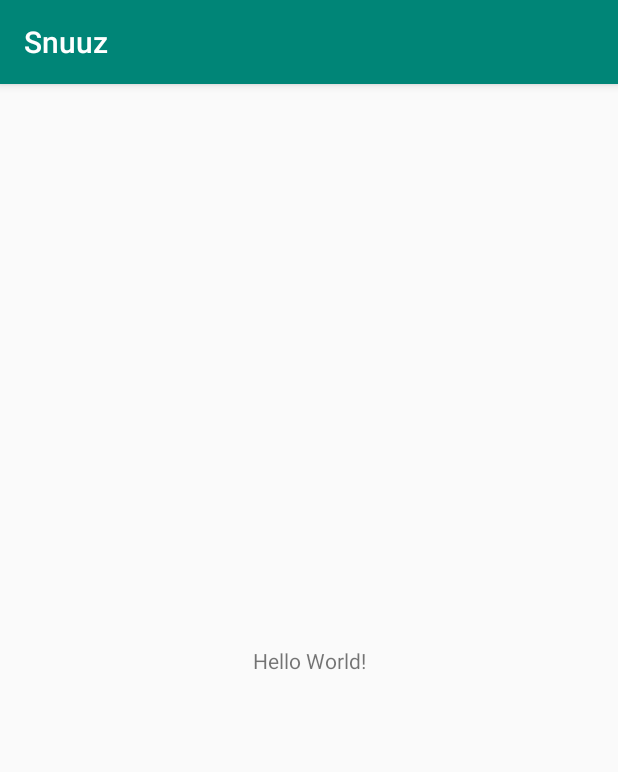
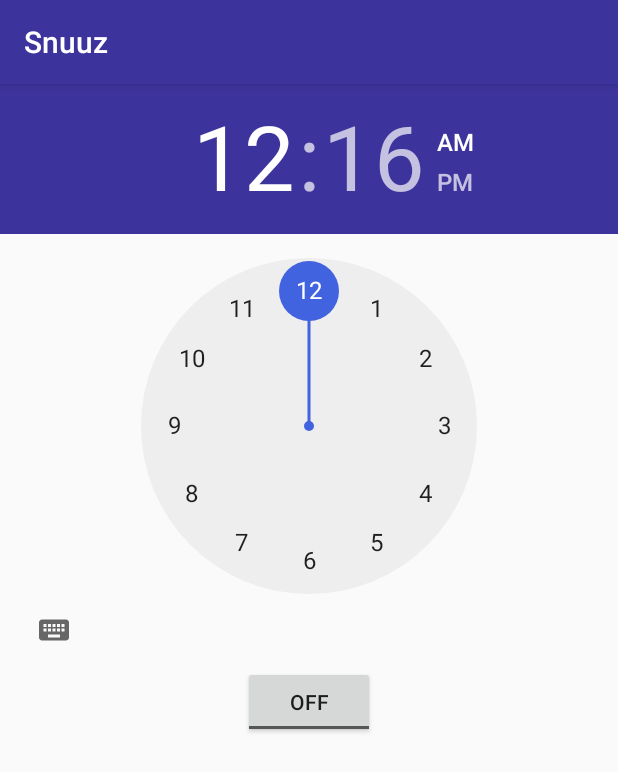
Before and after one commit to kaikaybee/SnuuzRepo, an Android app: the screen it shows after launch (MainActivity), on a phone screen of 412 x 824 dp. Shown: the top 772 px of the screen. Run offline under Robolectric (Android 15) with nearby library versions, the phone set to English and light mode, and no system bars.

Commit message:
Swap complete

```diff
--- a/app/src/main/AndroidManifest.xml
+++ b/app/src/main/AndroidManifest.xml
@@ -1,6 +1,8 @@
 <?xml version="1.0" encoding="utf-8"?>
 <manifest xmlns:android="http://schemas.android.com/apk/res/android"
     package="com.example.snuuz">
+
+    <uses-permission android:name="android.permission.WAKE_LOCK" />
 
     <application
         android:allowBackup="true"
@@ -16,6 +18,10 @@
                 <category android:name="android.intent.category.LAUNCHER" />
             </intent-filter>
         </activity>
+        <service
+            android:name=".AlarmService"
+            android:enabled="true" />
+        <receiver android:name=".AlarmReceiver" />
     </application>
 
 </manifest>
--- a/app/src/main/res/layout/activity_main.xml
+++ b/app/src/main/res/layout/activity_main.xml
@@ -1,18 +1,37 @@
 <?xml version="1.0" encoding="utf-8"?>
-<androidx.constraintlayout.widget.ConstraintLayout xmlns:android="http://schemas.android.com/apk/res/android"
-    xmlns:app="http://schemas.android.com/apk/res-auto"
+<RelativeLayout xmlns:android="http://schemas.android.com/apk/res/android"
     xmlns:tools="http://schemas.android.com/tools"
     android:layout_width="match_parent"
-    android:layout_height="match_parent"
-    tools:context=".MainActivity">
+    android:layout_height="match_parent">
+
+    <TimePicker
+        android:id="@+id/alarmTimePicker"
+        android:layout_width="wrap_content"
+        android:layout_height="wrap_content"
+        android:layout_alignParentTop="true"
+        android:layout_centerHorizontal="true"
+        android:clipToPadding="false"
+        android:headerBackground="@color/colorPrimary" />
+
+
+    <ToggleButton
+        android:layout_width="wrap_content"
+        android:layout_height="wrap_content"
+        android:text="@string/alarm_on_off"
+        android:id="@+id/alarmToggle"
+        android:layout_centerHorizontal="true"
+        android:layout_below="@+id/alarmTimePicker"
+        android:onClick="onToggleClicked" />
 
     <TextView
+        android:id="@+id/alarmText"
         android:layout_width="wrap_content"
         android:layout_height="wrap_content"
-        android:text="Hello World!"
-        app:layout_constraintBottom_toBottomOf="parent"
-        app:layout_constraintLeft_toLeftOf="parent"
-        app:layout_constraintRight_toRightOf="parent"
-        app:layout_constraintTop_toTopOf="parent" />
+        android:layout_below="@+id/alarmToggle"
+        android:layout_alignParentBottom="true"
+        android:layout_centerHorizontal="true"
+        android:layout_marginTop="20dp"
+        android:text=""
+        android:textAppearance="?android:attr/textAppearanceLarge" />
 
-</androidx.constraintlayout.widget.ConstraintLayout>
+</RelativeLayout>
--- a/app/src/main/res/values/colors.xml
+++ b/app/src/main/res/values/colors.xml
@@ -1,6 +1,6 @@
 <?xml version="1.0" encoding="utf-8"?>
 <resources>
-    <color name="colorPrimary">#008577</color>
-    <color name="colorPrimaryDark">#00574B</color>
-    <color name="colorAccent">#D81B60</color>
+    <color name="colorPrimary">#3D339C</color>
+    <color name="colorPrimaryDark">#193F7C</color>
+    <color name="colorAccent">#4163DF</color>
 </resources>
--- a/app/src/main/res/values/strings.xml
+++ b/app/src/main/res/values/strings.xml
@@ -1,3 +1,4 @@
 <resources>
     <string name="app_name">Snuuz</string>
+    <string name="alarm_on_off">Alarm On/Off</string>
 </resources>
```
